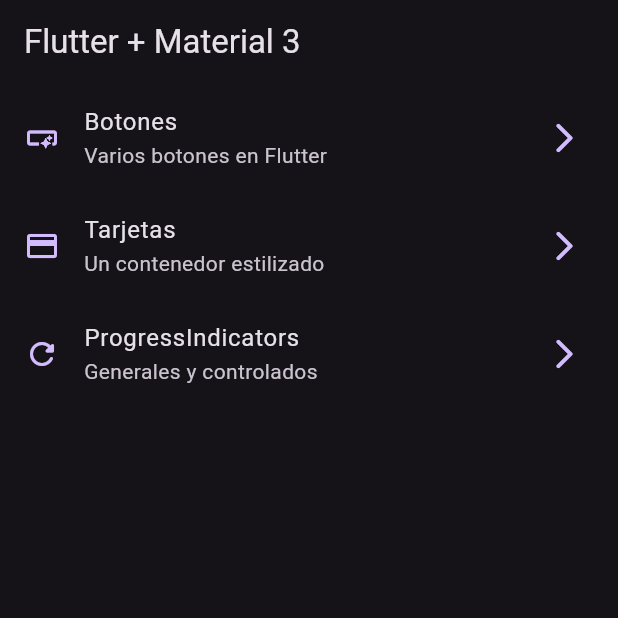
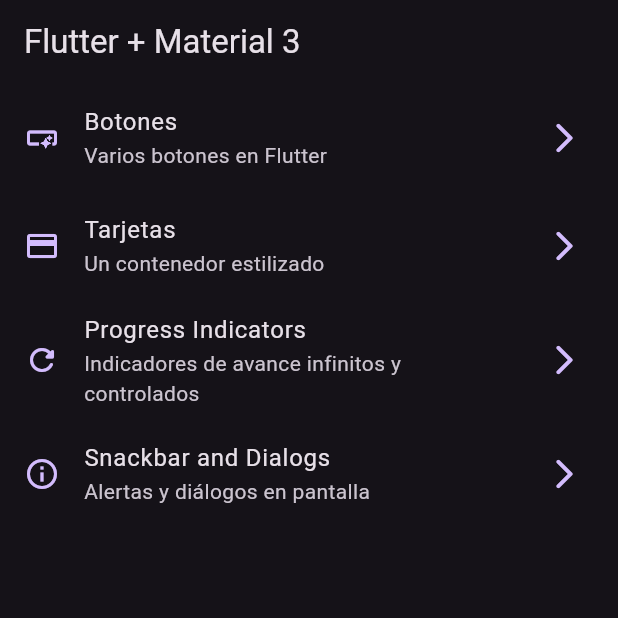
Before and after one commit to ferpaz/widget_app, a Flutter app: the screen it shows after launch, on a phone screen of 412 x 824 dp, the top half of it. Run offline on Flutter 3.47's test engine with Material 2 defaults, Android fonts, the phone set to English and light mode, and no system bars; our stand-ins replace go_router.

Commit message:
Snackbar added to screen

```diff
--- a/lib/config/menu/menu_items.dart
+++ b/lib/config/menu/menu_items.dart
@@ -30,9 +30,15 @@ const appMenuItems = <MenuItem> [
   ),
 
   MenuItem(
-    title: 'ProgressIndicators',
-    subTitle: 'Generales y controlados',
+    title: 'Progress Indicators',
+    subTitle: 'Indicadores de avance infinitos y controlados',
     link: '/progress',
     icon: Icons.refresh_rounded,
   ),
-];
+
+  MenuItem(
+    title: 'Snackbar and Dialogs',
+    subTitle: 'Alertas y diálogos en pantalla',
+    link: '/snackbar',
+    icon: Icons.info_outline,
+  ),];
--- a/lib/config/router/app_router.dart
+++ b/lib/config/router/app_router.dart
@@ -25,5 +25,10 @@ final appRouter = GoRouter(
       name: ProgressScreen.screenName,
       builder: (context, state) => const ProgressScreen(),
     ),
+    GoRoute(
+      path: '/snackbar',
+      name: SnackbarScreen.screenName,
+      builder: (context, state) => const SnackbarScreen(),
+    ),
   ]
 );
--- a/lib/main.dart
+++ b/lib/main.dart
@@ -13,6 +13,7 @@ class MainApp extends StatelessWidget {
   @override
   Widget build(BuildContext context) {
     return MaterialApp.router(
+      title: "Widgets App",
       routerConfig: appRouter,
       debugShowCheckedModeBanner: false,
       theme: AppTheme(selectedColor: 7).getTheme(),
```
Also changed, not shown: lib/presentation/screens/snackbar/snackbar_screen.dart (+70 -1 lines).
